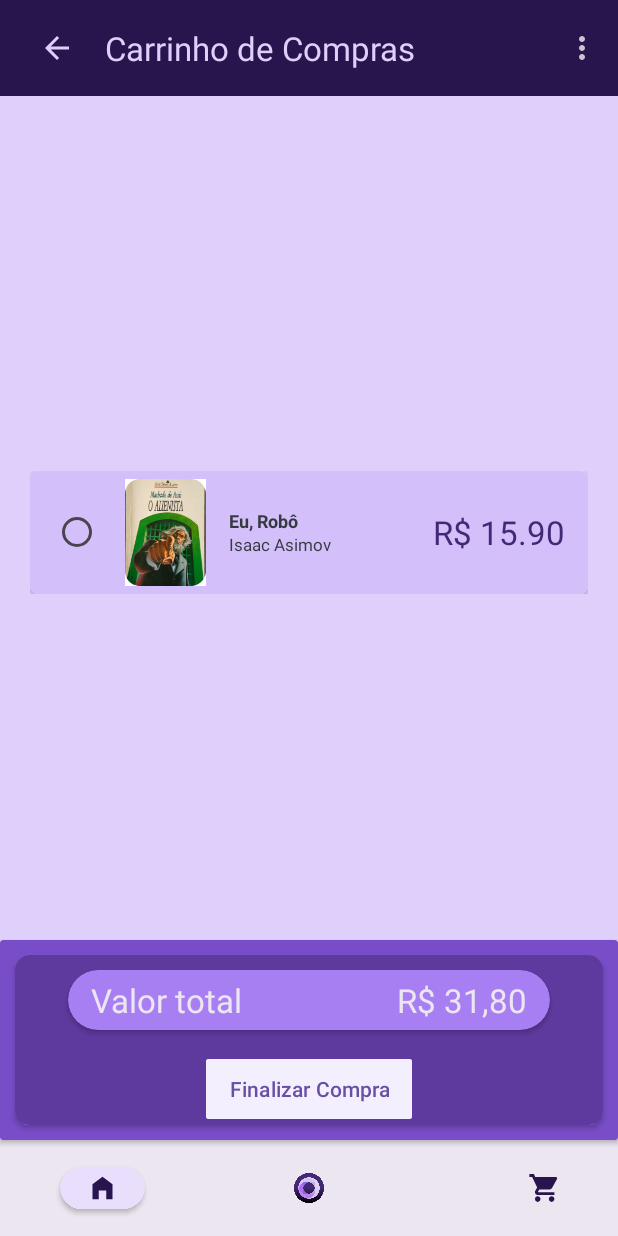
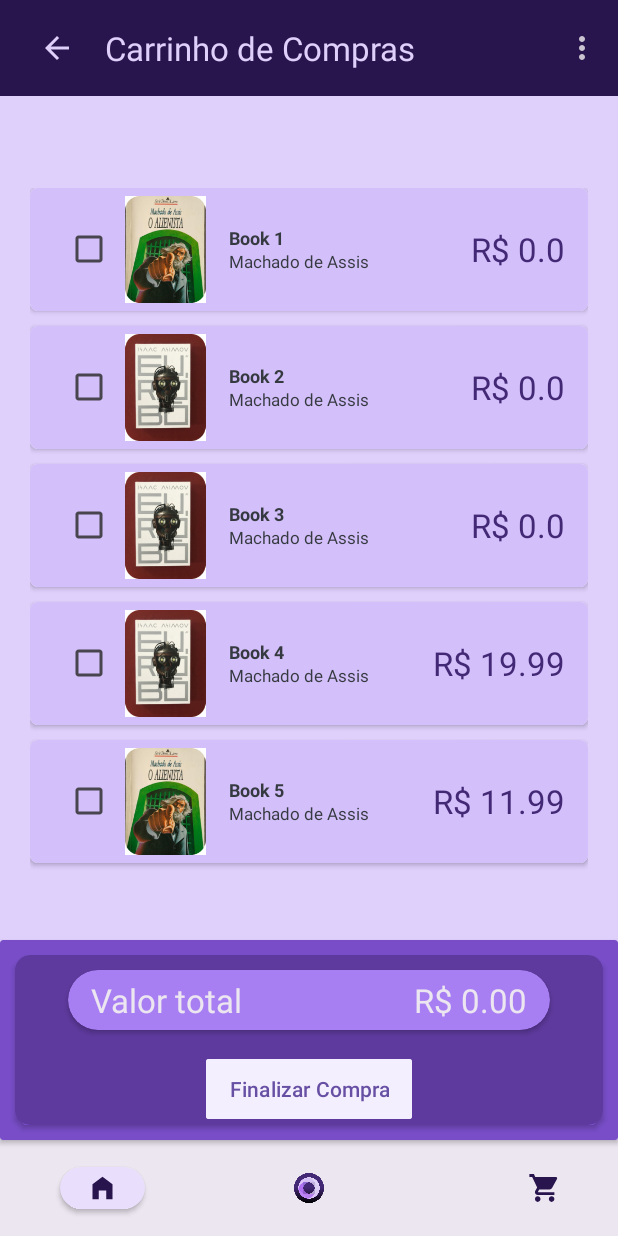
Before and after one commit to larasouzabr/obes-app, an Android app: the CartPage screen opened directly, with no data from a screen before it, on a phone screen of 412 x 824 dp. Run offline under Robolectric (Android 15) with nearby library versions, the light colour scheme and no system bars.

Commit message:
created recyclerView for cart items

```diff
--- a/app/src/main/java/com/example/obes/CartPage.java
+++ b/app/src/main/java/com/example/obes/CartPage.java
@@ -1,21 +1,30 @@
 package com.example.obes;
 
 import androidx.appcompat.app.AppCompatActivity;
+import androidx.recyclerview.widget.LinearLayoutManager;
+import androidx.recyclerview.widget.RecyclerView;
 
 import android.os.Bundle;
 import android.view.View;
 import android.widget.ImageView;
 import android.widget.TextView;
 
+import com.example.obes.model.Book.Book;
+
+import java.util.ArrayList;
+
 public class CartPage extends AppCompatActivity {
     private TextView tvTitlePage;
     private ImageView button_back_arrow;
-
+    private RecyclerView rv_items;
     @Override
     protected void onCreate(Bundle savedInstanceState) {
         super.onCreate(savedInstanceState);
         setContentView(R.layout.activity_cart_page);
         this.startComponents();
+
+        BottomMenuHandler bottomMenuHandler = new BottomMenuHandler(this);
+        bottomMenuHandler.setupBottomMenu();
 
         this.tvTitlePage.setText("Carrinho de Compras");
 
@@ -25,10 +34,26 @@ public class CartPage extends AppCompatActivity {
                 finish();
             }
         });
+
+        LinearLayoutManager linearLayoutManagerItems = new LinearLayoutManager(CartPage.this, LinearLayoutManager.VERTICAL, false);
+
+        // livros para teste
+        ArrayList<Book> dataResource = new ArrayList<>();
+        dataResource.add(new Book(1, "Book 1", "Book 1 Seu protagonista é Simão Bacamarte.", "Ficção", true, R.drawable.cover_book1, "Machado de Assis", 0, "Usado"));
+        dataResource.add(new Book(2, "Book 2", "Book 2 Seu protagonista é Simão Bacamarte.", "Ficção", true, R.drawable.cover_book2, "Machado de Assis", 0, "Usado"));
+        dataResource.add(new Book(3, "Book 3", "Book 3 Seu protagonista é Simão Bacamarte.", "Ficção", true, R.drawable.cover_book2, "Machado de Assis", 0, "Usado"));
+        dataResource.add(new Book(4, "Book 4", "Book 4 Seu protagonista é Simão Bacamarte.", "Ficção", true, R.drawable.cover_book2, "Machado de Assis", 19.99, "Usado"));
+        dataResource.add(new Book(5, "Book 5", "Book 5 Seu protagonista é Simão Bacamarte.", "Ficção", true, R.drawable.cover_book1, "Machado de Assis", 11.99, "Usado"));
+        //
+        MyAdapterRecyclerViewCart recyclerViewAdapter = new MyAdapterRecyclerViewCart(this, dataResource, true);
+
+        rv_items.setLayoutManager(linearLayoutManagerItems);
+        rv_items.setAdapter(recyclerViewAdapter);
     }
 
     public void startComponents() {
         this.tvTitlePage = findViewById(R.id.title_page);
         this.button_back_arrow = findViewById(R.id.back_arrow);
+        this.rv_items = findViewById(R.id.items);
     }
 }
--- /dev/null
+++ b/app/src/main/java/com/example/obes/MyAdapterRecyclerViewCart.java
@@ -0,0 +1,123 @@
+package com.example.obes;
+
+import android.app.Activity;
+import android.content.Context;
+import android.content.Intent;
+import android.view.LayoutInflater;
+import android.view.View;
+import android.view.ViewGroup;
+import android.widget.CheckBox;
+import android.widget.CompoundButton;
+import android.widget.ImageView;
+import android.widget.TextView;
+
+import androidx.annotation.NonNull;
+import androidx.recyclerview.widget.RecyclerView;
+
+import com.example.obes.model.Book.Book;
+
+import java.text.DecimalFormat;
+import java.util.ArrayList;
+
+public class MyAdapterRecyclerViewCart extends RecyclerView.Adapter<MyAdapterRecyclerViewCart.MyHolder> {
+    private ArrayList<Book> data;
+    private Context context;
+    private boolean isShoppingCart;
+    private double priceTotal;
+
+    public MyAdapterRecyclerViewCart(Context context, ArrayList<Book> data, boolean isShoppingCart) {
+        this.data = data;
+        this.context = context;
+        this.isShoppingCart = isShoppingCart;
+        this.priceTotal = 0;
+    }
+
+    @NonNull
+    @Override
+    public MyAdapterRecyclerViewCart.MyHolder onCreateViewHolder(@NonNull ViewGroup parent, int viewType) {
+        View view;
+        if (this.isShoppingCart) {
+            view = LayoutInflater.from(context).inflate(R.layout.item_cart, parent, false);
+        } else {
+            view = LayoutInflater.from(context).inflate(R.layout.item_cart, parent, false);
+        }
+        return new MyAdapterRecyclerViewCart.MyHolder(view);
+    }
+
+    @Override
+    public void onBindViewHolder(@NonNull MyAdapterRecyclerViewCart.MyHolder holder, int position) {
+        Book book = data.get(position);
+        holder.ivCover.setImageResource(book.getCoverResourceId());
+        holder.tvTitleBook.setText(book.getTitle());
+        holder.tvAuthorBook.setText(book.getAuthor());
+        String priceBook = "R$ " + book.getPrice();
+        holder.tvPriceBook.setText(priceBook);
+
+        holder.ivCover.setOnClickListener(new View.OnClickListener() {
+            @Override
+            public void onClick(View v) {
+                Intent intent = new Intent(context, BookSalePage.class);
+
+                intent.putExtra("book_id", book.getId());
+                intent.putExtra("book_cover", book.getCoverResourceId());
+                intent.putExtra("book_title", book.getTitle());
+                intent.putExtra("book_author", book.getAuthor());
+                intent.putExtra("book_price", book.getPrice());
+                intent.putExtra("book_description", book.getDescription());
+
+                context.startActivity(intent);
+            }
+        });
+
+        holder.ItemCart.setOnCheckedChangeListener(new CompoundButton.OnCheckedChangeListener() {
+            @Override
+            public void onCheckedChanged(CompoundButton buttonView, boolean isChecked) {
+                Activity activity = (Activity) context;
+                TextView tvPriceTotal = activity.findViewById(R.id.price_total);
+                DecimalFormat df = new DecimalFormat("#.00");
+                String newPriceTotal;
+
+                if (isChecked) {
+                    priceTotal = countPriceTotal(book.getPrice());
+                } else {
+                    priceTotal = countPriceTotal(book.getPrice() * -1);
+                }
+
+                newPriceTotal = "R$ " + (priceTotal > 0 ? df.format(priceTotal) : "0.00");
+                tvPriceTotal.setText(newPriceTotal);
+            }
+        });
+    }
+
+    @Override
+    public int getItemCount() {
+        return data.size();
+    }
+
+    class MyHolder extends RecyclerView.ViewHolder {
+        ImageView ivCover;
+        CheckBox ItemCart;
+        TextView tvTitleBook;
+        TextView tvAuthorBook;
+        TextView tvPriceBook;
+
+        public MyHolder(@NonNull View itemView) {
+            super(itemView);
+            ivCover = itemView.findViewById(R.id.cover_book);
+            ItemCart = itemView.findViewById(R.id.item_cart);
+            tvTitleBook = itemView.findViewById(R.id.title_book);
+            tvAuthorBook = itemView.findViewById(R.id.author_book);
+            tvPriceBook = itemView.findViewById(R.id.price_book);
+        }
+    }
+
+    private double countPriceTotal(double newPrice) {
+        this.priceTotal += newPrice;
+
+        if (this.priceTotal <= 0) {
+            this.priceTotal = 0.00;
+        }
+
+        return this.priceTotal;
+    }
+}
--- a/app/src/main/res/layout/activity_cart_page.xml
+++ b/app/src/main/res/layout/activity_cart_page.xml
@@ -5,7 +5,7 @@
         </com.google.android.material.appbar.AppBarLayout>
         <ScrollView android:contentDescription="@string/appbar_scrolling_view_behavior" android:layout_width="match_parent" android:layout_height="wrap_content" android:layout_marginStart="20dp" android:layout_marginEnd="20dp" android:layout_marginTop="20dp" android:layout_weight="1">
             <LinearLayout android:layout_width="match_parent" android:layout_height="wrap_content" android:orientation="vertical" android:layout_gravity="center">
-                <include app:layout_constraintStart_toStartOf="parent" app:layout_constraintTop_toTopOf="parent" app:layout_constraintBottom_toBottomOf="parent" layout="@layout/item_cart" android:layout_width="match_parent" android:layout_height="wrap_content"/>
+                <androidx.recyclerview.widget.RecyclerView android:id="@+id/items" android:layout_width="match_parent" android:layout_height="wrap_content" android:scrollbars="vertical"/>
             </LinearLayout>
         </ScrollView>
         <androidx.cardview.widget.CardView android:layout_width="match_parent" android:layout_height="wrap_content" android:backgroundTint="@color/purple_600">
@@ -14,7 +14,7 @@
                     <androidx.cardview.widget.CardView android:layout_width="match_parent" android:layout_height="wrap_content" android:backgroundTint="@color/purple_400" android:layout_marginStart="35dp" android:layout_marginEnd="35dp" android:layout_marginTop="10dp" app:cardCornerRadius="50dp">
                         <LinearLayout android:layout_width="match_parent" android:layout_height="wrap_content" android:orientation="horizontal" android:paddingStart="15dp" android:paddingEnd="15dp" android:paddingTop="5dp" android:paddingBottom="5dp">
                             <TextView android:layout_width="wrap_content" android:layout_height="wrap_content" android:text="Valor total" android:textSize="22sp" android:textColor="@color/white" android:layout_weight="1"/>
-                            <TextView android:id="@+id/price_total" android:layout_width="wrap_content" android:layout_height="wrap_content" android:text="R$ 31,80" android:textSize="22sp" android:textColor="@color/white"/>
+                            <TextView android:id="@+id/price_total" android:layout_width="wrap_content" android:layout_height="wrap_content" android:text="R$ 0.00" android:textSize="22sp" android:textColor="@color/white"/>
                         </LinearLayout>
                     </androidx.cardview.widget.CardView>
                     <Button android:id="@+id/button_buy" android:layout_width="wrap_content" android:layout_height="wrap_content" android:backgroundTint="@color/purple_50" android:layout_gravity="center" android:paddingStart="15dp" android:paddingEnd="15dp" android:layout_marginTop="15dp" android:text="Finalizar Compra" android:textAllCaps="false" android:textColor="@color/purple" app:cornerRadius="2dp"/>
--- a/app/src/main/res/layout/item_cart.xml
+++ b/app/src/main/res/layout/item_cart.xml
@@ -1,13 +1,13 @@
-<androidx.cardview.widget.CardView xmlns:android="http://schemas.android.com/apk/res/android" xmlns:app="http://schemas.android.com/apk/res-auto" android:layout_width="match_parent" android:layout_height="match_parent" app:cardCornerRadius="5dp">
+<androidx.cardview.widget.CardView xmlns:android="http://schemas.android.com/apk/res/android" xmlns:app="http://schemas.android.com/apk/res-auto" android:layout_width="match_parent" android:layout_height="wrap_content" app:cardCornerRadius="5dp" android:layout_marginBottom="10dp">
     <LinearLayout android:layout_width="match_parent" android:layout_height="wrap_content" android:orientation="horizontal" android:background="@color/purple_200">
-        <RadioGroup android:id="@+id/rg_item_cart" android:layout_width="match_parent" android:layout_height="wrap_content" android:orientation="horizontal" android:layout_marginTop="5dp" android:layout_marginBottom="5dp" android:paddingEnd="15dp" android:paddingStart="15dp">
-            <RadioButton android:layout_width="wrap_content" android:layout_height="wrap_content" android:layout_gravity="center"/>
+        <LinearLayout android:id="@+id/rg_item_cart" android:layout_width="match_parent" android:layout_height="wrap_content" android:orientation="horizontal" android:background="@color/purple_200" android:layout_marginTop="5dp" android:layout_marginBottom="5dp" android:paddingEnd="15dp" android:paddingStart="15dp">
+            <CheckBox android:id="@+id/item_cart" android:layout_width="wrap_content" android:layout_height="wrap_content" android:layout_gravity="center"/>
             <ImageView android:id="@+id/cover_book" android:layout_width="54dp" android:layout_height="71dp" android:src="@drawable/cover_book1"/>
             <LinearLayout android:layout_width="wrap_content" android:layout_height="wrap_content" android:orientation="vertical" android:layout_marginStart="15dp" android:layout_gravity="center" android:layout_weight="1">
                 <TextView android:id="@+id/title_book" android:layout_width="wrap_content" android:layout_height="wrap_content" android:text="Eu, Robô" android:textSize="12sp" android:textColor="@color/black" android:textStyle="bold"/>
                 <TextView android:id="@+id/author_book" android:layout_width="wrap_content" android:layout_height="wrap_content" android:text="Isaac Asimov" android:textSize="11sp" android:textColor="@color/black"/>
             </LinearLayout>
             <TextView android:id="@+id/price_book" android:layout_width="wrap_content" android:layout_height="wrap_content" android:layout_gravity="center" android:text="R$ 15.90" android:textSize="22sp" android:textColor="@color/purple_800"/>
-        </RadioGroup>
+        </LinearLayout>
     </LinearLayout>
 </androidx.cardview.widget.CardView>
```
